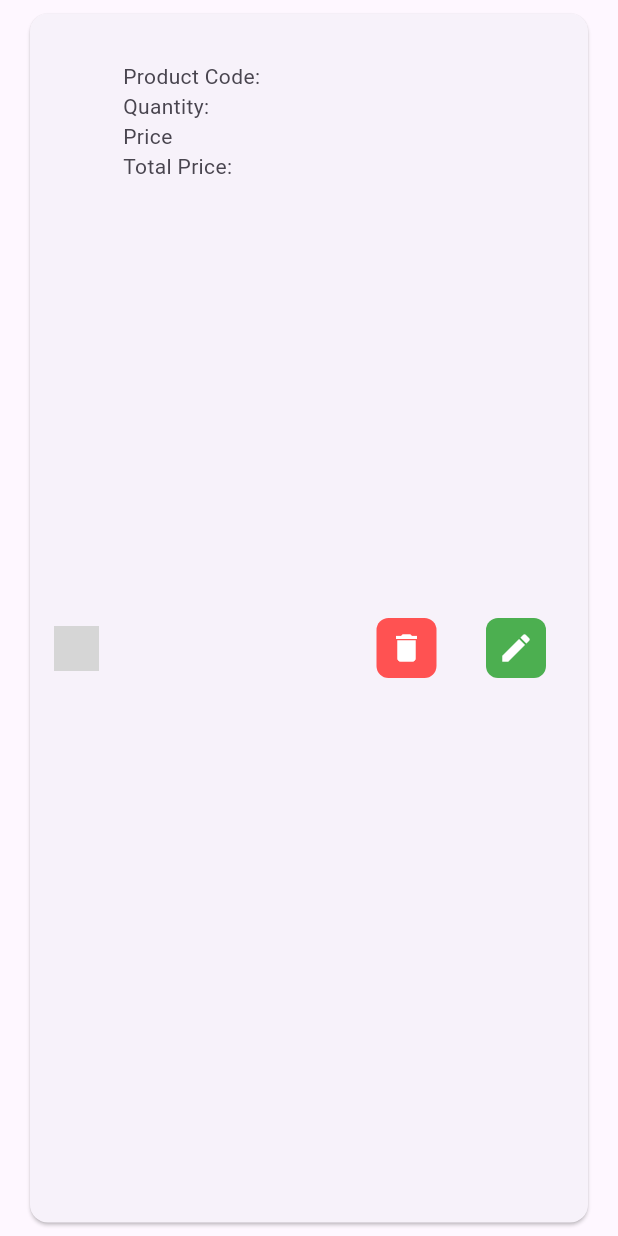
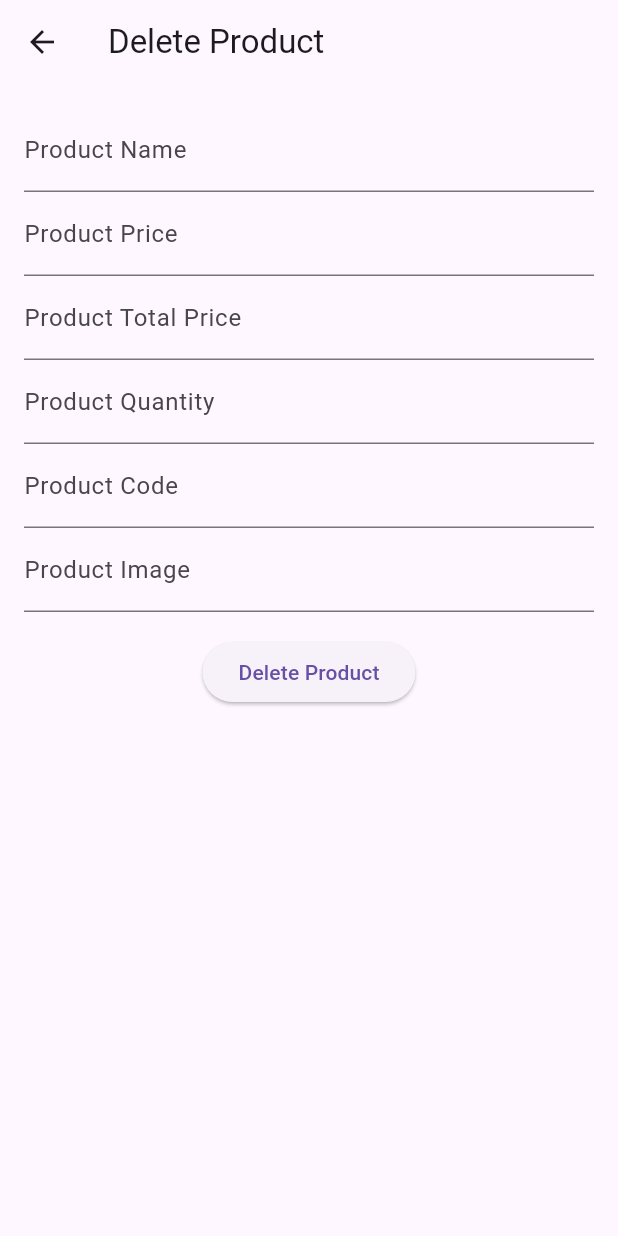
Before and after one commit to MuazRahman/crud-app, a Flutter app: the ProductItem widget shown alone on an empty page, opened directly with empty values, after a tap on the "delete" icon, on a phone screen of 412 x 824 dp. Run offline on Flutter 3.47's test engine with Material 3 defaults, Android fonts, the phone set to English and light mode, and no system bars; network calls fail; grey boxes are pictures that could not be loaded.

Commit message:
delete_product_screen.dart

```diff
--- a/lib/app.dart
+++ b/lib/app.dart
@@ -1,4 +1,5 @@
 import 'package:crud_app/ui/screens/add_new_product_screen.dart';
+import 'package:crud_app/ui/screens/delete_product_screen.dart';
 import 'package:crud_app/ui/screens/product_list_screens.dart';
 import 'package:crud_app/ui/screens/update_product_screen.dart';
 import 'package:flutter/material.dart';
@@ -24,6 +25,11 @@ class CRUDApp extends StatelessWidget {
           final Product product =  settings.arguments as Product;
           widget = UpdateProductScreen(product: product,);
         }
+        else if(settings.name == DeleteProductScreen.name){
+          final Product product =  settings.arguments as Product;
+          widget = DeleteProductScreen(product: product,);
+        }
+
         return MaterialPageRoute(builder: (context){
           return widget;
         });
--- /dev/null
+++ b/lib/ui/screens/delete_product_screen.dart
@@ -0,0 +1,195 @@
+import 'dart:convert';
+
+import 'package:crud_app/models/product.dart';
+import 'package:flutter/material.dart';
+import 'package:http/http.dart';
+
+class DeleteProductScreen extends StatefulWidget {
+  const DeleteProductScreen({super.key, required this.product});
+
+  static const String name = '/delete-product';
+
+  final Product product;
+
+  @override
+  State<DeleteProductScreen> createState() => _DeleteProductScreenState();
+}
+
+class _DeleteProductScreenState extends State<DeleteProductScreen> {
+  final TextEditingController _nameTEController = TextEditingController();
+  final TextEditingController _priceTEController = TextEditingController();
+  final TextEditingController _totalPriceTEController = TextEditingController();
+  final TextEditingController _quantityTEController = TextEditingController();
+  final TextEditingController _imageTEController = TextEditingController();
+  final TextEditingController _codeTEController = TextEditingController();
+  final GlobalKey<FormState> _formKey = GlobalKey();
+  bool _deleteProductInProgress = false;
+
+  @override
+  void initState() {
+    super.initState();
+    _nameTEController.text = widget.product.productName ?? '';
+    _priceTEController.text = widget.product.unitPrice ?? '';
+    _totalPriceTEController.text = widget.product.totalPrice ?? '';
+    _quantityTEController.text = widget.product.quantity ?? '';
+    _imageTEController.text = widget.product.image ?? '';
+    _codeTEController.text = widget.product.productCode ?? '';
+  }
+
+  @override
+  Widget build(BuildContext context) {
+    return Scaffold(
+      appBar: AppBar(
+        title: const Text('Delete Product'),
+      ),
+      body: SingleChildScrollView(
+        child: Padding(
+          padding: const EdgeInsets.all(16.0),
+          child: _buildProductForm(),
+        ),
+      ),
+    );
+  }
+
+  Widget _buildProductForm() {
+    return Form(
+      key: _formKey,
+      child: Column(
+        children: [
+          TextFormField(
+            controller: _nameTEController,
+            autovalidateMode: AutovalidateMode.onUserInteraction,
+            decoration: const InputDecoration(
+                hintText: 'Name', labelText: 'Product Name'),
+            validator: (String? value) {
+              if (value?.trim().isEmpty ?? true) {
+                return 'Enter product name';
+              } else {
+                return null;
+              }
+            },
+          ),
+          TextFormField(
+            controller: _priceTEController,
+            autovalidateMode: AutovalidateMode.onUserInteraction,
+            decoration: const InputDecoration(
+                hintText: 'Price', labelText: 'Product Price'),
+            validator: (String? value) {
+              if (value?.trim().isEmpty ?? true) {
+                return 'Enter product price';
+              } else {
+                return null;
+              }
+            },
+          ),
+          TextFormField(
+            controller: _totalPriceTEController,
+            autovalidateMode: AutovalidateMode.onUserInteraction,
+            decoration: const InputDecoration(
+                hintText: 'Total Price', labelText: 'Product Total Price'),
+            validator: (String? value) {
+              if (value?.trim().isEmpty ?? true) {
+                return 'Enter product total price';
+              } else {
+                return null;
+              }
+            },
+          ),
+          TextFormField(
+            controller: _quantityTEController,
+            autovalidateMode: AutovalidateMode.onUserInteraction,
+            decoration: const InputDecoration(
+                hintText: 'Quantity', labelText: 'Product Quantity'),
+            validator: (String? value) {
+              if (value?.trim().isEmpty ?? true) {
+                return 'Enter product quantity';
+              } else {
+                return null;
+              }
+            },
+          ),
+          TextFormField(
+            controller: _codeTEController,
+            autovalidateMode: AutovalidateMode.onUserInteraction,
+            decoration: const InputDecoration(
+                hintText: 'Code', labelText: 'Product Code'),
+            validator: (String? value) {
+              if (value?.trim().isEmpty ?? true) {
+                return 'Enter product code';
+              } else {
+                return null;
+              }
+            },
+          ),
+          TextFormField(
+            controller: _imageTEController,
+            autovalidateMode: AutovalidateMode.onUserInteraction,
+            decoration: const InputDecoration(
+                hintText: 'Image URL', labelText: 'Product Image'),
+            validator: (String? value) {
+              if (value?.trim().isEmpty ?? true) {
+                return 'Enter product image';
+              } else {
+                return null;
+              }
+            },
+          ),
+          const SizedBox(
+            height: 16,
+          ),
+          Visibility(
+            visible: _deleteProductInProgress == false,
+            replacement: const CircularProgressIndicator(),
+            child: ElevatedButton(
+                onPressed: () {
+                  if (_formKey.currentState!.validate()) {
+                    _updateProduct();
+                  }
+                },
+                child: const Text('Delete Product')),
+          )
+        ],
+      ),
+    );
+  }
+
+  Future<void> _updateProduct() async {
+    _deleteProductInProgress = true;
+    setState(() {});
+    Uri uri = Uri.parse(
+        'https://crud.teamrabbil.com/api/v1/DeleteProduct/${widget.product.id}');
+    Response response = await get(uri);
+
+    if(response.statusCode == 200){
+      final decodedData = jsonDecode(response.body);
+      Map<String, dynamic> requestBode = {
+        "ProductName": _nameTEController.text.trim(),
+        "ProductCode": _codeTEController.text.trim(),
+        "Img": _imageTEController.text.trim(),
+        "UnitPrice": _priceTEController.text.trim(),
+        "Qty": _quantityTEController.text.trim(),
+        "TotalPrice": _totalPriceTEController.text.trim(),
+      };
+    }
+
+    _deleteProductInProgress = false;
+    setState(() {});
+    if(response.statusCode == 200){
+      ScaffoldMessenger.of(context).showSnackBar(const SnackBar(content: Text('Product has been deleted')));
+    }
+    else{
+      ScaffoldMessenger.of(context).showSnackBar(const SnackBar(content: Text('Product delete failed! Try again')));
+    }
+  }
+
+  @override
+  void dispose() {
+    super.dispose();
+    _nameTEController.dispose();
+    _priceTEController.dispose();
+    _totalPriceTEController.dispose();
+    _quantityTEController.dispose();
+    _codeTEController.dispose();
+    _imageTEController.dispose();
+  }
+}
--- a/lib/ui/widgets/product_item.dart
+++ b/lib/ui/widgets/product_item.dart
@@ -1,3 +1,4 @@
+import 'package:crud_app/ui/screens/delete_product_screen.dart';
 import 'package:crud_app/ui/screens/update_product_screen.dart';
 import 'package:flutter/material.dart';
 
@@ -14,7 +15,11 @@ class ProductItem extends StatelessWidget {
       padding: const EdgeInsets.symmetric(horizontal: 16.0, vertical: 5),
       child: Card(
         child: ListTile(
-          leading: SizedBox(height: 30,width: 30, child: Image.network(product.image ?? ''),),
+          leading: SizedBox(
+            height: 30,
+            width: 30,
+            child: Image.network(product.image ?? ''),
+          ),
           title: Text(product.productName ?? ''),
           subtitle: Column(
             crossAxisAlignment: CrossAxisAlignment.start,
@@ -29,15 +34,18 @@ class ProductItem extends StatelessWidget {
             children: [
               IconButton(
                 onPressed: () {
-
+                  Navigator.pushNamed(context, DeleteProductScreen.name,
+                      arguments: product);
                 },
                 icon: const Icon(
                   Icons.delete,
                   color: Colors.white,
                 ),
                 style: ButtonStyle(
-                    backgroundColor: WidgetStatePropertyAll(Colors.redAccent.shade200),
-                    shape: WidgetStatePropertyAll(RoundedRectangleBorder(borderRadius: BorderRadius.circular(8))),
+                  backgroundColor:
+                      WidgetStatePropertyAll(Colors.redAccent.shade200),
+                  shape: WidgetStatePropertyAll(RoundedRectangleBorder(
+                      borderRadius: BorderRadius.circular(8))),
                 ),
               ),
               const SizedBox(
@@ -45,12 +53,18 @@ class ProductItem extends StatelessWidget {
               ),
               IconButton(
                 onPressed: () {
-                  Navigator.pushNamed(context, UpdateProductScreen.name, arguments: product);
+                  Navigator.pushNamed(context, UpdateProductScreen.name,
+                      arguments: product);
                 },
-                icon: const Icon(Icons.edit, color: Colors.white,),
+                icon: const Icon(
+                  Icons.edit,
+                  color: Colors.white,
+                ),
                 style: ButtonStyle(
-                  backgroundColor: WidgetStatePropertyAll(Colors.green.shade500),
-                  shape: WidgetStatePropertyAll(RoundedRectangleBorder(borderRadius: BorderRadius.circular(8))),
+                  backgroundColor:
+                      WidgetStatePropertyAll(Colors.green.shade500),
+                  shape: WidgetStatePropertyAll(RoundedRectangleBorder(
+                      borderRadius: BorderRadius.circular(8))),
                 ),
               ),
             ],
```
